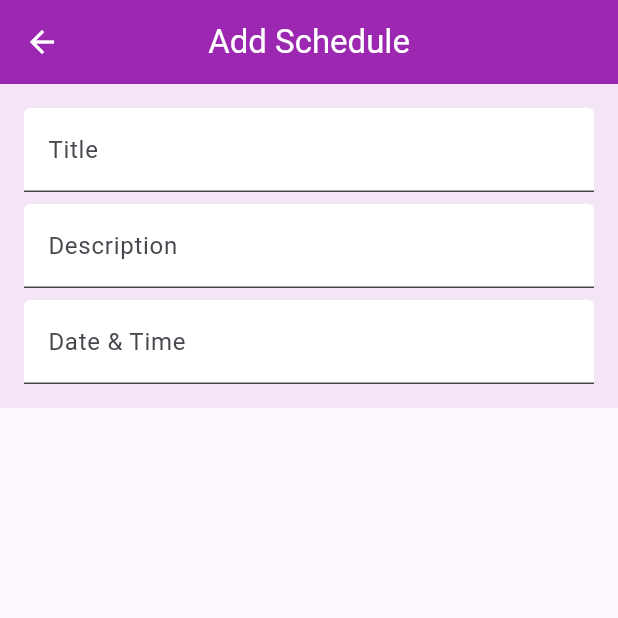
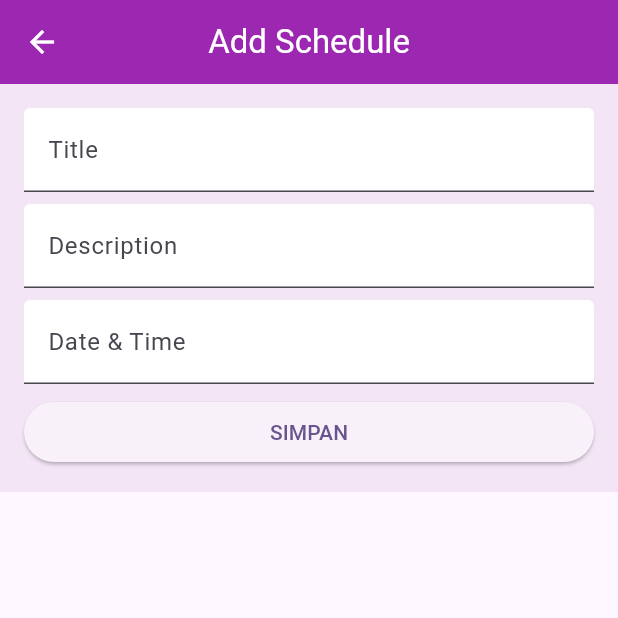
Before and after one commit to sonasetiana/ScheduleQu, a Flutter app: the HomePage screen opened by its route, after a tap on the "event" icon, on a phone screen of 412 x 824 dp, the top half of it. Run offline on Flutter 3.47's test engine with Material 3 defaults, Android fonts, the light colour scheme and no system bars; our stand-ins replace bloc, cloud_firestore, dartz, equatable, firebase_core, flutter_bloc and 4 more; accounts and stored records are empty.

Commit message:
feat: integrasi firestore, simpan data schedule

```diff
--- a/lib/apps.dart
+++ b/lib/apps.dart
@@ -1,6 +1,7 @@
 import 'package:flutter/material.dart';
 import 'package:flutter_bloc/flutter_bloc.dart';
 import 'package:get_it/get_it.dart';
+import 'package:schedule_qu/bloc/schedule/add/add_schedule_bloc.dart';
 import 'package:schedule_qu/bloc/schedule/schedule_bloc.dart';
 import 'package:schedule_qu/bloc/schedule/schedule_cubit.dart';
 import 'package:schedule_qu/bloc/splash/splash_bloc.dart';
@@ -36,6 +37,9 @@ class MyApp extends StatelessWidget {
         BlocProvider(
           create: (context) => PickDateTimeCubit(),
         ),
+        BlocProvider(
+          create: (context) => AddScheduleBloc(scheduleRepository),
+        ),
       ],
       child: MaterialApp.router(
         routerDelegate: appRouter.routerDelegate,
--- /dev/null
+++ b/lib/bloc/schedule/add/add_schedule_event.dart
@@ -0,0 +1,13 @@
+part of 'add_schedule_bloc.dart';
+
+sealed class AddScheduleEvent extends Equatable {
+  const AddScheduleEvent(this.data, this.isFieldValid);
+  final ScheduleModel data;
+  final bool isFieldValid;
+  @override
+  List<Object> get props => [data];
+}
+
+class SubmitScheduleEvent extends AddScheduleEvent {
+  const SubmitScheduleEvent(super.data, super.isFieldValid);
+}
--- /dev/null
+++ b/lib/bloc/schedule/add/add_schedule_state.dart
@@ -0,0 +1,26 @@
+part of 'add_schedule_bloc.dart';
+
+sealed class AddScheduleState extends Equatable {
+  const AddScheduleState(this.message);
+
+  final String message;
+
+  @override
+  List<Object> get props => [message];
+}
+
+final class AddScheduleInitial extends AddScheduleState {
+  const AddScheduleInitial(super.message);
+}
+
+final class AddScheduleLoading extends AddScheduleState {
+  const AddScheduleLoading(super.message);
+}
+
+final class AddScheduleError extends AddScheduleState {
+  const AddScheduleError(super.message);
+}
+
+final class AddScheduleSuccess extends AddScheduleState {
+  const AddScheduleSuccess(super.message);
+}
--- a/lib/data/models/schedule_model.dart
+++ b/lib/data/models/schedule_model.dart
@@ -7,18 +7,16 @@ class ScheduleModel extends Equatable {
   final String title;
   final String description;
   final Timestamp scheduleTime;
-  final String colorType;
 
   const ScheduleModel({
-    required this.docId,
+    this.docId = '',
     required this.title,
     required this.description,
     required this.scheduleTime,
-    required this.colorType,
   });
 
   @override
-  List<Object> get props => [title, description, scheduleTime, colorType];
+  List<Object> get props => [title, description, scheduleTime];
 
   factory ScheduleModel.fromCollection(
       String docId, Map<String, dynamic> data) {
@@ -27,7 +25,6 @@ class ScheduleModel extends Equatable {
       title: data['title'],
       description: data['description'],
       scheduleTime: data['schedule_time'],
-      colorType: data['color_type'],
     );
   }
 
@@ -36,7 +33,6 @@ class ScheduleModel extends Equatable {
       'title': title,
       'description': description,
       'schedule_time': scheduleTime,
-      'color_type': colorType,
     };
   }
 }
--- a/lib/data/provider/remote/schedule_remote_provider.dart
+++ b/lib/data/provider/remote/schedule_remote_provider.dart
@@ -1,10 +1,15 @@
 import 'package:cloud_firestore/cloud_firestore.dart';
+import 'package:schedule_qu/data/models/collection_model.dart';
 import 'package:schedule_qu/data/models/schedule_model.dart';
 
 import '../../../core/app_configs.dart';
 
 abstract class ScheduleRemoteProvider {
-  Future<List<ScheduleModel>> getAllSchedule(String username);
+  Future<List<ScheduleModel>> getAllSchedule(CollectionModel? collection);
+  Future<DocumentReference> submitSchedule(
+    CollectionModel? collection,
+    ScheduleModel schedule,
+  );
 }
 
 class ScheduleRemoteProviderImpl extends ScheduleRemoteProvider {
@@ -13,15 +18,28 @@ class ScheduleRemoteProviderImpl extends ScheduleRemoteProvider {
   ScheduleRemoteProviderImpl({required this.firestore});
 
   @override
-  Future<List<ScheduleModel>> getAllSchedule(String username) async {
-    final collection = await firestore
+  Future<List<ScheduleModel>> getAllSchedule(
+      CollectionModel? collection) async {
+    final subCollection = await firestore
         .collection(AppConfigs.defaultCollection)
-        .doc(username)
-        .collection('SC_1719044902656')
+        .doc(collection?.documentId)
+        .collection(collection?.collectionId ?? '')
         .get();
 
-    return collection.docs
+    return subCollection.docs
         .map((e) => ScheduleModel.fromCollection(e.id, e.data()))
         .toList();
   }
+
+  @override
+  Future<DocumentReference> submitSchedule(
+    CollectionModel? collection,
+    ScheduleModel schedule,
+  ) async {
+    return await firestore
+        .collection(AppConfigs.scheduleCollection)
+        .doc(collection?.documentId)
+        .collection(collection?.collectionId ?? '')
+        .add(schedule.toJson());
+  }
 }
--- a/lib/data/repository/schedule_repository.dart
+++ b/lib/data/repository/schedule_repository.dart
@@ -1,7 +1,7 @@
-import 'package:cloud_firestore/cloud_firestore.dart';
 import 'package:dartz/dartz.dart';
 import 'package:schedule_qu/core/date_utils.dart';
 import 'package:schedule_qu/core/failure.dart';
+import 'package:schedule_qu/data/models/collection_model.dart';
 import 'package:schedule_qu/data/models/schedule_model.dart';
 import 'package:schedule_qu/data/provider/local/user_local_provider.dart';
 import 'package:schedule_qu/data/provider/remote/schedule_remote_provider.dart';
@@ -10,6 +10,8 @@ abstract class ScheduleRepository {
   Future<Either<Failure, List<ScheduleModel>>> getAllSchedule(
     DateTime selectedDate,
   );
+
+  Future<Either<Failure, String>> submitSchedule(ScheduleModel schedule);
 }
 
 class ScheduleRepositoryImpl extends ScheduleRepository {
@@ -23,9 +25,11 @@ class ScheduleRepositoryImpl extends ScheduleRepository {
 
   @override
   Future<Either<Failure, List<ScheduleModel>>> getAllSchedule(
-      DateTime selectedDate) async {
+    DateTime selectedDate,
+  ) async {
     try {
-      final allSchedule = await remoteProvider.getAllSchedule('');
+      CollectionModel? collection = userLocalProvider.getCollectionModel();
+      final allSchedule = await remoteProvider.getAllSchedule(collection);
 
       final filterSchedule = allSchedule
           .where((e) => isSameDate(e.scheduleTime.toDate(), selectedDate))
@@ -35,4 +39,15 @@ class ScheduleRepositoryImpl extends ScheduleRepository {
       return Left(Failure(message: e.toString()));
     }
   }
+
+  @override
+  Future<Either<Failure, String>> submitSchedule(ScheduleModel schedule) async {
+    try {
+      CollectionModel? collection = userLocalProvider.getCollectionModel();
+      await remoteProvider.submitSchedule(collection, schedule);
+      return const Right('Schedule berhasil ditambahkan');
+    } on Exception catch (e) {
+      return Left(Failure(message: e.toString()));
+    }
+  }
 }
--- a/lib/pages/schedule/schedule_page.dart
+++ b/lib/pages/schedule/schedule_page.dart
@@ -1,8 +1,11 @@
 import 'dart:math';
 
+import 'package:cloud_firestore/cloud_firestore.dart';
 import 'package:flutter/material.dart';
 import 'package:flutter_bloc/flutter_bloc.dart';
 import 'package:schedule_qu/bloc/pick_date_time/pick_date_time_cubit.dart';
+import 'package:schedule_qu/bloc/schedule/add/add_schedule_bloc.dart';
+import 'package:schedule_qu/data/models/schedule_model.dart';
 import 'package:schedule_qu/pages/widgets/custom_app_bar.dart';
 
 class SchedulePage extends StatelessWidget {
@@ -15,6 +18,7 @@ class SchedulePage extends StatelessWidget {
   @override
   Widget build(BuildContext context) {
     PickDateTimeCubit pickDateTimeBloc = context.read<PickDateTimeCubit>();
+    AddScheduleBloc addScheduleBloc = context.read<AddScheduleBloc>();
     return Scaffold(
       appBar: const CustomAppBar(title: 'Add Schedule'),
       body: SingleChildScrollView(
@@ -85,6 +89,81 @@ class SchedulePage extends StatelessWidget {
                   ),
                 ],
               ),
+              Container(
+                width: double.infinity,
+                margin: const EdgeInsets.only(top: 8),
+                child: MultiBlocListener(
+                  listeners: [
+                    BlocListener<AddScheduleBloc, AddScheduleState>(
+                      listener: (context, state) {
+                        titleController.value =
+                            const TextEditingValue(text: '');
+                        descController.value = const TextEditingValue(text: '');
+                        timeController.value = const TextEditingValue(text: '');
+                        ScaffoldMessenger.of(context).showSnackBar(
+                          SnackBar(
+                            duration: const Duration(seconds: 1),
+                            content: Text(state.message),
+                          ),
+                        );
+                      },
+                      listenWhen: (previous, current) =>
+                          current is AddScheduleSuccess,
+                    ),
+                    BlocListener<AddScheduleBloc, AddScheduleState>(
+                      listener: (context, state) {
+                        ScaffoldMessenger.of(context).showSnackBar(
+                          SnackBar(
+                            duration: const Duration(seconds: 1),
+                            content: Text(state.message),
+                          ),
+                        );
+                      },
+                      listenWhen: (previous, current) =>
+                          current is AddScheduleError,
+                    )
+                  ],
+                  child: BlocBuilder<AddScheduleBloc, AddScheduleState>(
+                    bloc: addScheduleBloc,
+                    builder: (context, state) {
+                      return ElevatedButton(
+                        onPressed: () {
+                          String title = titleController.text;
+                          String desc = titleController.text;
+                          String pickDateTime = timeController.text;
+
+                          bool isFieldValid = title.isNotEmpty &&
+                              desc.isNotEmpty &&
+                              pickDateTime.isNotEmpty;
+
+                          ScheduleModel schedule = ScheduleModel(
+                            title: title,
+                            description: desc,
+                            scheduleTime: Timestamp.fromDate(
+                              pickDateTimeBloc.getDateTime(),
+                            ),
+                          );
+                          addScheduleBloc.add(
+                            SubmitScheduleEvent(schedule, isFieldValid),
+                          );
+                        },
+                        child: Builder(builder: (context) {
+                          if (state is AddScheduleLoading) {
+                            return const SizedBox(
+                              width: 16,
+                              height: 16,
+                              child: CircularProgressIndicator(
+                                strokeWidth: 2,
+                              ),
+                            );
+                          }
+                          return const Text('SIMPAN');
+                        }),
+                      );
+                    },
+                  ),
+                ),
+              ),
             ],
           ),
         ),
```
Also changed, not shown: lib/bloc/schedule/add/add_schedule_bloc.dart (added, +30 -0 lines).
